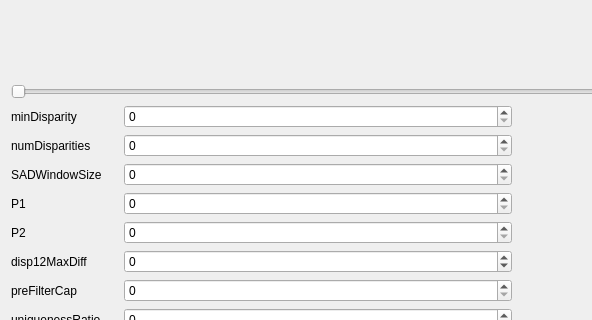
BestUsername/stereo_to_depthmap, file qtopencvdepthmap.ui: the form before one commit; both pictures show x 0 to 592 and y 349 to 669 of the 1030 by 867 pixel window.
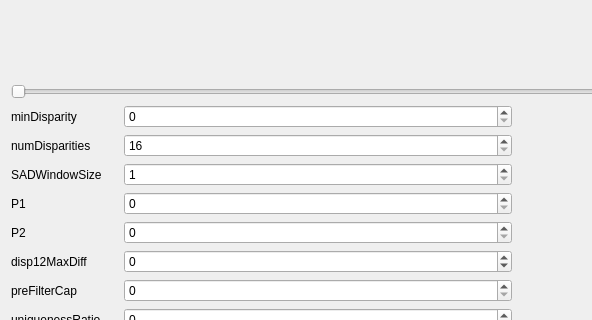
The form after the commit. Icons and pictures are not drawn. Custom widgets are drawn as their Qt base class.

Commit message: Fixed some UI ranges. Should go back and verify that I use the same settings between Argument validation and control input. added templated function to update argument values from GUI controls, validate, check for difference and update depthmap preview. Changed libpath to qmake_libdir in project file to fix a warning.

Diff of the .ui file:
```diff
--- a/qtopencvdepthmap.ui
+++ b/qtopencvdepthmap.ui
@@ -133,13 +133,22 @@
           </item>
           <item row="1" column="1">
            <widget class="QSpinBox" name="input_numDisparities">
+            <property name="minimum">
+             <number>16</number>
+            </property>
             <property name="maximum">
-             <number>499</number>
+             <number>480</number>
+            </property>
+            <property name="singleStep">
+             <number>16</number>
             </property>
            </widget>
           </item>
           <item row="2" column="1">
            <widget class="QSpinBox" name="input_SADWindowSize">
+            <property name="minimum">
+             <number>1</number>
+            </property>
             <property name="maximum">
              <number>499</number>
             </property>
```
Left out of the diff: 3 changed lines with no effect on the pictures. The commit also changes 3 other files.
